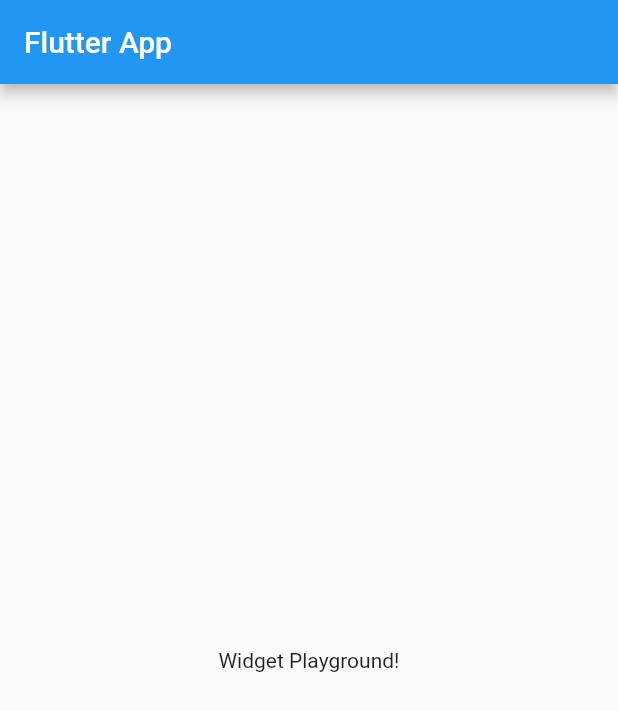
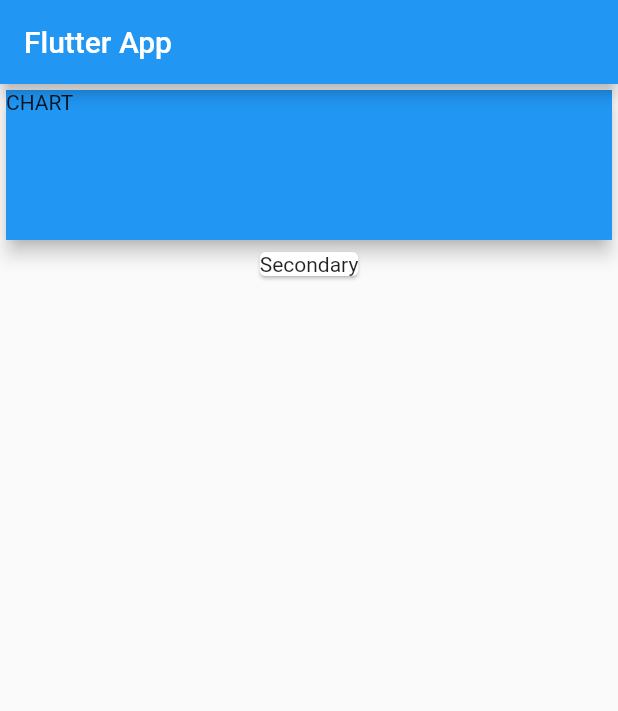
Before and after one commit to emilioheinz/flutter-personal-expenses, a Flutter app: the screen it shows after launch, on a phone screen of 412 x 824 dp. Shown: the top 711 px of the screen. Run offline on Flutter 3.47's test engine with Material 2 defaults, Android fonts, the phone set to English and light mode, and no system bars.

Commit message:
Cleaning project

```diff
--- a/lib/main.dart
+++ b/lib/main.dart
@@ -23,11 +23,24 @@ class MyHomePage extends StatelessWidget {
   Widget build(BuildContext context) {
     return Scaffold(
       appBar: AppBar(
-        title: Text('Flutter App'),
+        title: Text("Flutter App"),
       ),
-      body: Center(
-        child: Text('Widget Playground!'),
-      ), // This trailing comma makes auto-formatting nicer for build methods.
+      body: Column(
+        children: <Widget>[
+          Card(
+            child: Container(
+              width: double.infinity,
+              height: 100,
+              color: Colors.blue,
+              child: Text("CHART"),
+            ),
+            elevation: 5,
+          ),
+          Card(
+            child: Text("Secondary"),
+          )
+        ],
+      ),
     );
   }
 }
```
Also changed, not shown: pubspec.lock, 5 other files.
